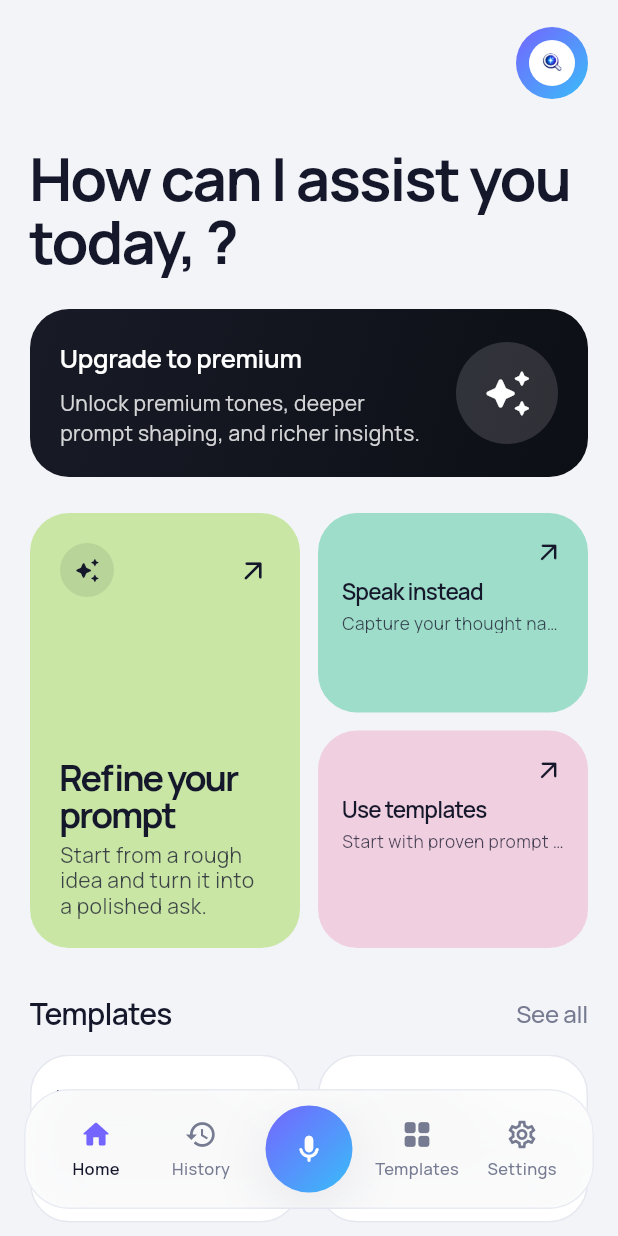
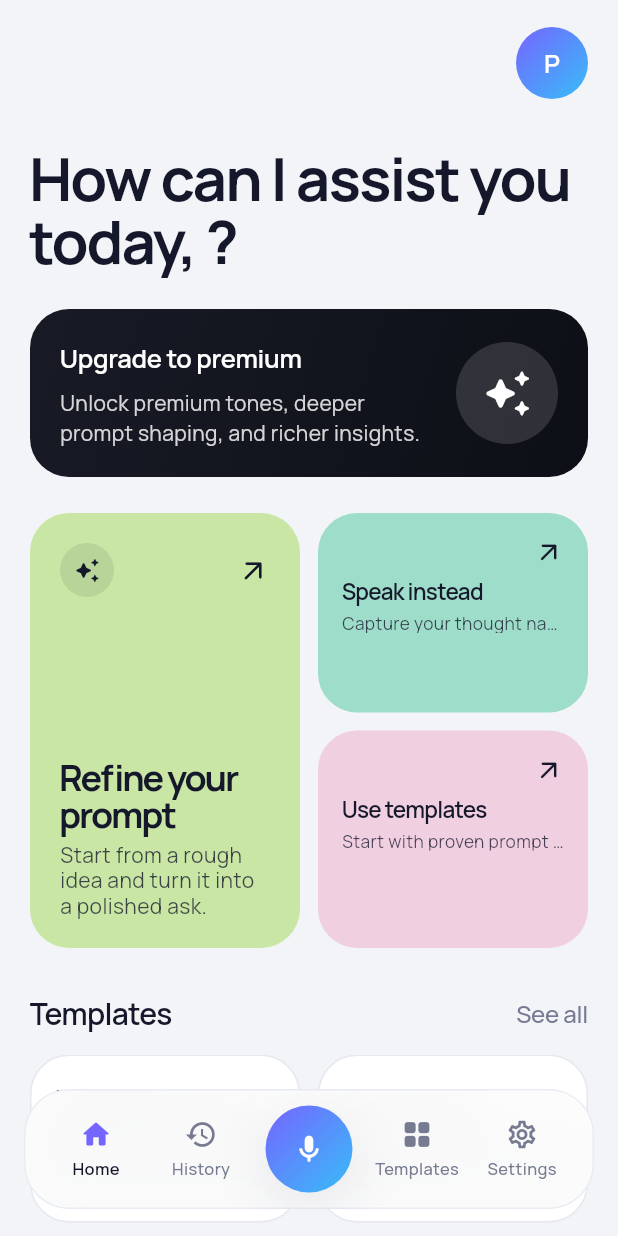
Before and after one commit to MawuliMyth/prompt_app, a Flutter app: the HomeScreen screen opened directly, on a phone screen of 412 x 824 dp. Run offline on Flutter 3.47's test engine with Material 3 defaults, Android fonts, the phone set to English and light mode, and no system bars; our stand-ins replace cached_network_image, cloud_firestore, connectivity_plus, firebase_auth, firebase_core, flutter_secure_storage and 8 more; missing offline and left inert: flutter_sound; accounts and stored records are empty; network calls fail.

Commit message:
restore initial-based profile avatars

```diff
--- a/lib/core/widgets/profile_avatar.dart
+++ b/lib/core/widgets/profile_avatar.dart
@@ -2,7 +2,7 @@ import 'package:cached_network_image/cached_network_image.dart';
 import 'package:flutter/material.dart';
 
 import '../constants/app_colors.dart';
-import 'app_logo.dart';
+import '../constants/app_text_styles.dart';
 
 class ProfileAvatar extends StatelessWidget {
   const ProfileAvatar({
@@ -20,6 +20,10 @@ class ProfileAvatar extends StatelessWidget {
 
   @override
   Widget build(BuildContext context) {
+    final avatarText = fallbackLabel.trim().isEmpty
+        ? 'P'
+        : fallbackLabel.trim()[0].toUpperCase();
+
     return Container(
       width: size,
       height: size,
@@ -38,24 +42,24 @@ class ProfileAvatar extends StatelessWidget {
                 height: size,
                 fit: BoxFit.cover,
                 fadeInDuration: const Duration(milliseconds: 120),
-                placeholder: (_, _) => _fallbackLogo(),
-                errorWidget: (_, _, _) => _fallbackLogo(),
+                placeholder: (_, _) => _fallbackText(avatarText),
+                errorWidget: (_, _, _) => _fallbackText(avatarText),
               ),
             )
-          : _fallbackLogo(),
+          : _fallbackText(avatarText),
     );
   }
 
-  Widget _fallbackLogo() {
-    return Padding(
-      padding: EdgeInsets.all(size * 0.18),
-      child: ClipOval(
-        child: Container(
-          color: Colors.white,
-          padding: EdgeInsets.all(size * 0.08),
-          child: AppLogo(
-            width: size * 0.7,
-            height: size * 0.7,
+  Widget _fallbackText(String avatarText) {
+    return Center(
+      child: FittedBox(
+        fit: BoxFit.scaleDown,
+        child: Text(
+          avatarText,
+          textAlign: TextAlign.center,
+          style: AppTextStyles.title.copyWith(
+            color: Colors.white,
+            height: 1,
           ),
         ),
       ),
```
